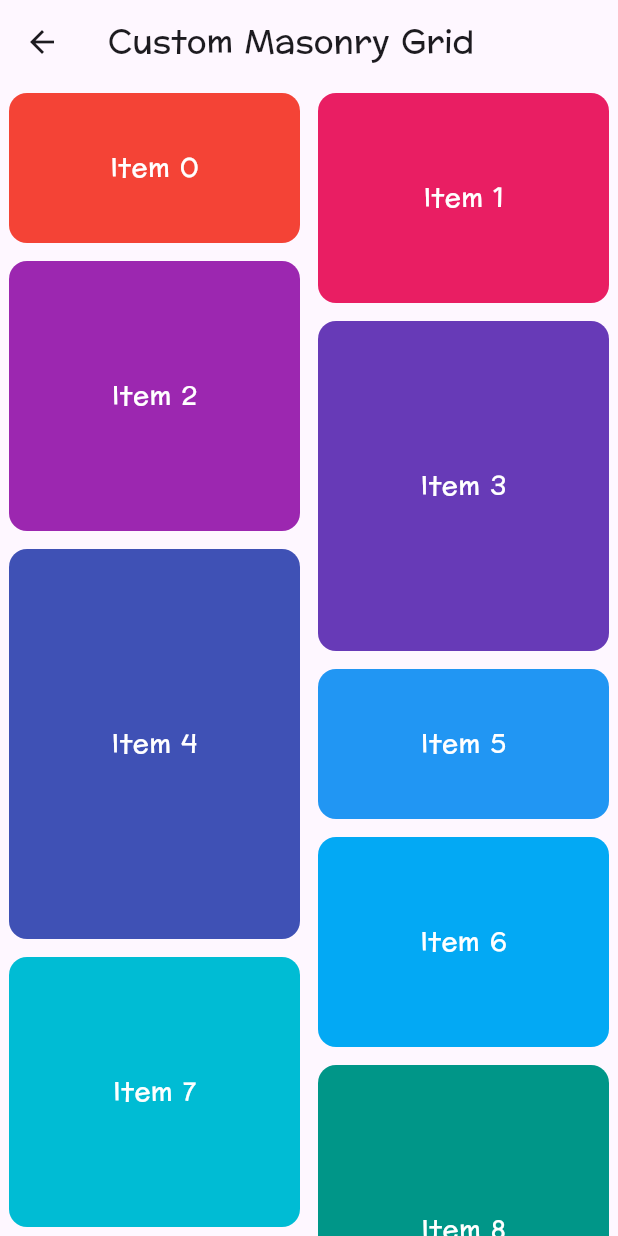
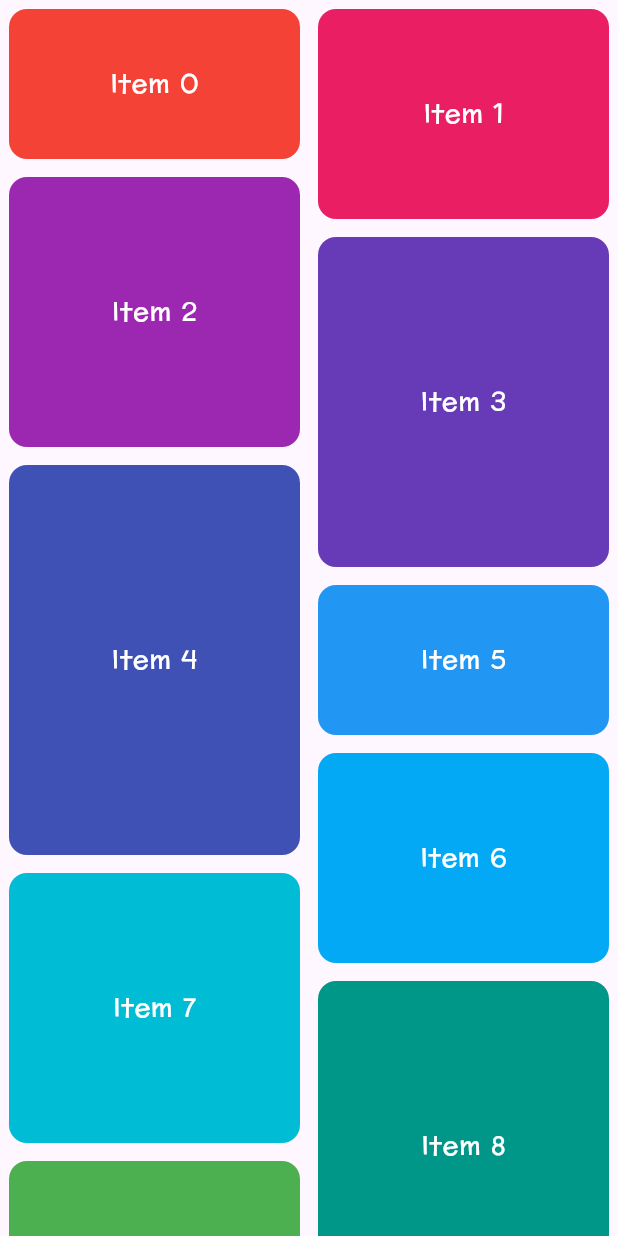
Before and after one commit to chhordalim14/da_ry_invitation, a Flutter app: the MasonryGridExample widget shown alone on an empty page, opened directly, on a phone screen of 412 x 824 dp. Run offline on Flutter 3.47's test engine with Material 3 defaults, Android fonts, the phone set to English and light mode, and no system bars; our stand-ins replace flutter_animate, flutter_svg, font_awesome_flutter, responsive_framework, video_player.

Commit message:
add font

```diff
--- a/lib/page/wedding_page.dart
+++ b/lib/page/wedding_page.dart
@@ -3,6 +3,7 @@ import 'package:da_ry_invitation/page/count_down_date.dart';
 import 'package:da_ry_invitation/page/event_list.dart';
 import 'package:da_ry_invitation/core/widget/app_styles.dart';
 import 'package:da_ry_invitation/widget/date_divider_widget.dart';
+import 'package:da_ry_invitation/widget/grid_view.dart';
 import 'package:flutter/material.dart';
 import 'package:flutter_svg/svg.dart';
 import 'package:responsive_framework/responsive_framework.dart';
@@ -745,7 +746,7 @@ class _WeddingPageState extends State<WeddingPage> {
               ),
             ),
             SizedBox(height: verticalSpacing * 2),
-
+            MasonryGridExample(),
             SizedBox(height: verticalSpacing * 3),
           ],
         ),
--- a/lib/widget/grid_view.dart
+++ b/lib/widget/grid_view.dart
@@ -10,9 +10,7 @@ class MasonryGridExample extends StatelessWidget {
 
   @override
   Widget build(BuildContext context) {
-    return Scaffold(
-      appBar: AppBar(title: const Text("Custom Masonry Grid")),
-      body: LayoutBuilder(
+    return LayoutBuilder(
       builder: (context, constraints) {
         final columnWidth = constraints.maxWidth / 2;
 
@@ -50,7 +48,6 @@ class MasonryGridExample extends StatelessWidget {
           ),
         );
       },
-      ),
     );
   }
 
```
Also changed, not shown: pubspec.yaml (+12 -0 lines). Lines whose indentation alone changed are shown as unchanged.
